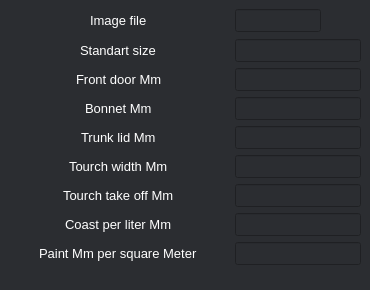
Old version of the form Frontend/Qt/ui/Parametrs.ui in the repository C0rTeZ13/HiH-2024.
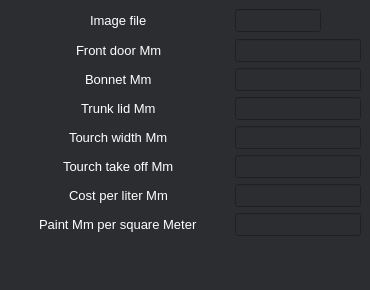
New version of the form. Icons and pictures are not drawn.

The edit to the form file:
```diff
--- a/Frontend/Qt/ui/Parametrs.ui
+++ b/Frontend/Qt/ui/Parametrs.ui
@@ -67,8 +67,62 @@
       <string notr="true">background:rgb(43, 45, 49)</string>
      </property>
      <layout class="QGridLayout" name="gridLayout_2">
-      <item row="0" column="0">
-       <widget class="QLineEdit" name="name_imageFile">
+      <item row="5" column="1">
+       <widget class="QLineEdit" name="edit_tourchTakeOff">
+        <property name="sizePolicy">
+         <sizepolicy hsizetype="Preferred" vsizetype="Fixed">
+          <horstretch>0</horstretch>
+          <verstretch>0</verstretch>
+         </sizepolicy>
+        </property>
+        <property name="font">
+         <font>
+          <pointsize>10</pointsize>
+         </font>
+        </property>
+        <property name="styleSheet">
+         <string notr="true">color: rgb(255, 255, 255)</string>
+        </property>
+       </widget>
+      </item>
+      <item row="3" column="1">
+       <widget class="QLineEdit" name="edit_trunkLink">
+        <property name="sizePolicy">
+         <sizepolicy hsizetype="Preferred" vsizetype="Fixed">
+          <horstretch>0</horstretch>
+          <verstretch>0</verstretch>
+         </sizepolicy>
+        </property>
+        <property name="font">
+         <font>
+          <pointsize>10</pointsize>
+         </font>
+        </property>
+        <property name="styleSheet">
+         <string notr="true">color: rgb(255, 255, 255)</string>
+        </property>
+       </widget>
+      </item>
+      <item row="1" column="1">
+       <widget class="QLineEdit" name="edit_frontDoor">
+        <property name="sizePolicy">
+         <sizepolicy hsizetype="Preferred" vsizetype="Fixed">
+          <horstretch>0</horstretch>
+          <verstretch>0</verstretch>
+         </sizepolicy>
+        </property>
+        <property name="font">
+         <font>
+          <pointsize>10</pointsize>
+         </font>
+        </property>
+        <property name="styleSheet">
+         <string notr="true">color: rgb(255, 255, 255)</string>
+        </property>
+       </widget>
+      </item>
+      <item row="1" column="0">
+       <widget class="QLineEdit" name="name_frontDoor">
         <property name="enabled">
          <bool>true</bool>
         </property>
@@ -93,7 +147,7 @@
          <string notr="true">color: rgb(255, 255, 255)</string>
         </property>
         <property name="text">
-         <string>Image file</string>
+         <string>Front door Mm</string>
         </property>
         <property name="maxLength">
          <number>32765</number>
@@ -192,337 +246,7 @@
         </layout>
        </widget>
       </item>
-      <item row="1" column="0">
-       <widget class="QLineEdit" name="name_standartSize">
-        <property name="enabled">
-         <bool>true</bool>
-        </property>
-        <property name="sizePolicy">
-         <sizepolicy hsizetype="Maximum" vsizetype="Fixed">
-          <horstretch>0</horstretch>
-          <verstretch>0</verstretch>
-         </sizepolicy>
-        </property>
-        <property name="minimumSize">
-         <size>
-          <width>220</width>
-          <height>0</height>
-         </size>
-        </property>
-        <property name="font">
-         <font>
-          <pointsize>10</pointsize>
-         </font>
-        </property>
-        <property name="styleSheet">
-         <string notr="true">color: rgb(255, 255, 255)</string>
-        </property>
-        <property name="text">
-         <string>Standart size</string>
-        </property>
-        <property name="maxLength">
-         <number>32765</number>
-        </property>
-        <property name="frame">
-         <bool>false</bool>
-        </property>
-        <property name="alignment">
-         <set>Qt::AlignCenter</set>
-        </property>
-        <property name="dragEnabled">
-         <bool>false</bool>
-        </property>
-        <property name="readOnly">
-         <bool>true</bool>
-        </property>
-        <property name="clearButtonEnabled">
-         <bool>false</bool>
-        </property>
-       </widget>
-      </item>
-      <item row="1" column="1">
-       <widget class="QLineEdit" name="edit_standartSize">
-        <property name="sizePolicy">
-         <sizepolicy hsizetype="Preferred" vsizetype="Fixed">
-          <horstretch>0</horstretch>
-          <verstretch>0</verstretch>
-         </sizepolicy>
-        </property>
-        <property name="font">
-         <font>
-          <pointsize>10</pointsize>
-         </font>
-        </property>
-        <property name="styleSheet">
-         <string notr="true">color: rgb(255, 255, 255)</string>
-        </property>
-       </widget>
-      </item>
-      <item row="2" column="0">
-       <widget class="QLineEdit" name="name_frontDoor">
-        <property name="enabled">
-         <bool>true</bool>
-        </property>
-        <property name="sizePolicy">
-         <sizepolicy hsizetype="Maximum" vsizetype="Fixed">
-          <horstretch>0</horstretch>
-          <verstretch>0</verstretch>
-         </sizepolicy>
-        </property>
-        <property name="minimumSize">
-         <size>
-          <width>220</width>
-          <height>0</height>
-         </size>
-        </property>
-        <property name="font">
-         <font>
-          <pointsize>10</pointsize>
-         </font>
-        </property>
-        <property name="styleSheet">
-         <string notr="true">color: rgb(255, 255, 255)</string>
-        </property>
-        <property name="text">
-         <string>Front door Mm</string>
-        </property>
-        <property name="maxLength">
-         <number>32765</number>
-        </property>
-        <property name="frame">
-         <bool>false</bool>
-        </property>
-        <property name="alignment">
-         <set>Qt::AlignCenter</set>
-        </property>
-        <property name="dragEnabled">
-         <bool>false</bool>
-        </property>
-        <property name="readOnly">
-         <bool>true</bool>
-        </property>
-        <property name="clearButtonEnabled">
-         <bool>false</bool>
-        </property>
-       </widget>
-      </item>
-      <item row="2" column="1">
-       <widget class="QLineEdit" name="edit_frontDoor">
-        <property name="sizePolicy">
-         <sizepolicy hsizetype="Preferred" vsizetype="Fixed">
-          <horstretch>0</horstretch>
-          <verstretch>0</verstretch>
-         </sizepolicy>
-        </property>
-        <property name="font">
-         <font>
-          <pointsize>10</pointsize>
-         </font>
-        </property>
-        <property name="styleSheet">
-         <string notr="true">color: rgb(255, 255, 255)</string>
-        </property>
-       </widget>
-      </item>
-      <item row="3" column="0">
-       <widget class="QLineEdit" name="name_bonnet">
-        <property name="enabled">
-         <bool>true</bool>
-        </property>
-        <property name="sizePolicy">
-         <sizepolicy hsizetype="Maximum" vsizetype="Fixed">
-          <horstretch>0</horstretch>
-          <verstretch>0</verstretch>
-         </sizepolicy>
-        </property>
-        <property name="minimumSize">
-         <size>
-          <width>220</width>
-          <height>0</height>
-         </size>
-        </property>
-        <property name="font">
-         <font>
-          <pointsize>10</pointsize>
-         </font>
-        </property>
-        <property name="styleSheet">
-         <string notr="true">color: rgb(255, 255, 255)</string>
-        </property>
-        <property name="text">
-         <string>Bonnet Mm</string>
-        </property>
-        <property name="maxLength">
-         <number>32765</number>
-        </property>
-        <property name="frame">
-         <bool>false</bool>
-        </property>
-        <property name="alignment">
-         <set>Qt::AlignCenter</set>
-        </property>
-        <property name="dragEnabled">
-         <bool>false</bool>
-        </property>
-        <property name="readOnly">
-         <bool>true</bool>
-        </property>
-        <property name="clearButtonEnabled">
-         <bool>false</bool>
-        </property>
-       </widget>
-      </item>
-      <item row="3" column="1">
-       <widget class="QLineEdit" name="edit_bonnet">
-        <property name="sizePolicy">
-         <sizepolicy hsizetype="Preferred" vsizetype="Fixed">
-          <horstretch>0</horstretch>
-          <verstretch>0</verstretch>
-         </sizepolicy>
-        </property>
-        <property name="font">
-         <font>
-          <pointsize>10</pointsize>
-         </font>
-        </property>
-        <property name="styleSheet">
-         <string notr="true">color: rgb(255, 255, 255)</string>
-        </property>
-       </widget>
-      </item>
-      <item row="4" column="0">
-       <widget class="QLineEdit" name="name_trunkLink">
-        <property name="enabled">
-         <bool>true</bool>
-        </property>
-        <property name="sizePolicy">
-         <sizepolicy hsizetype="Maximum" vsizetype="Fixed">
-          <horstretch>0</horstretch>
-          <verstretch>0</verstretch>
-         </sizepolicy>
-        </property>
-        <property name="minimumSize">
-         <size>
-          <width>220</width>
-          <height>0</height>
-         </size>
-        </property>
-        <property name="font">
-         <font>
-          <pointsize>10</pointsize>
-         </font>
-        </property>
-        <property name="styleSheet">
-         <string notr="true">color: rgb(255, 255, 255)</string>
-        </property>
-        <property name="text">
-         <string>Trunk lid Mm</string>
-        </property>
-        <property name="maxLength">
-         <number>32765</number>
-        </property>
-        <property name="frame">
-         <bool>false</bool>
-        </property>
-        <property name="alignment">
-         <set>Qt::AlignCenter</set>
-        </property>
-        <property name="dragEnabled">
-         <bool>false</bool>
-        </property>
-        <property name="readOnly">
-         <bool>true</bool>
-        </property>
-        <property name="clearButtonEnabled">
-         <bool>false</bool>
-        </property>
-       </widget>
-      </item>
-      <item row="4" column="1">
-       <widget class="QLineEdit" name="edit_trunkLink">
-        <property name="sizePolicy">
-         <sizepolicy hsizetype="Preferred" vsizetype="Fixed">
-          <horstretch>0</horstretch>
-          <verstretch>0</verstretch>
-         </sizepolicy>
-        </property>
-        <property name="font">
-         <font>
-          <pointsize>10</pointsize>
-         </font>
-        </property>
-        <property name="styleSheet">
-         <string notr="true">color: rgb(255, 255, 255)</string>
-        </property>
-       </widget>
-      </item>
       <item row="5" column="0">
-       <widget class="QLineEdit" name="name_tourchTake">
-        <property name="enabled">
-         <bool>true</bool>
-        </property>
-        <property name="sizePolicy">
-         <sizepolicy hsizetype="Maximum" vsizetype="Fixed">
-          <horstretch>0</horstretch>
-          <verstretch>0</verstretch>
-         </sizepolicy>
-        </property>
-        <property name="minimumSize">
-         <size>
-          <width>220</width>
-          <height>0</height>
-         </size>
-        </property>
-        <property name="font">
-         <font>
-          <pointsize>10</pointsize>
-         </font>
-        </property>
-        <property name="styleSheet">
-         <string notr="true">color: rgb(255, 255, 255)</string>
-        </property>
-        <property name="text">
-         <string>Tourch width Mm</string>
-        </property>
-        <property name="maxLength">
-         <number>32765</number>
-        </property>
-        <property name="frame">
-         <bool>false</bool>
-        </property>
-        <property name="alignment">
-         <set>Qt::AlignCenter</set>
-        </property>
-        <property name="dragEnabled">
-         <bool>false</bool>
-        </property>
-        <property name="readOnly">
-         <bool>true</bool>
-        </property>
-        <property name="clearButtonEnabled">
-         <bool>false</bool>
-        </property>
-       </widget>
-      </item>
-      <item row="5" column="1">
-       <widget class="QLineEdit" name="edit_tourchTake">
-        <property name="sizePolicy">
-         <sizepolicy hsizetype="Preferred" vsizetype="Fixed">
-          <horstretch>0</horstretch>
-          <verstretch>0</verstretch>
-         </sizepolicy>
-        </property>
-        <property name="font">
-         <font>
-          <pointsize>10</pointsize>
-         </font>
-        </property>
-        <property name="styleSheet">
-         <string notr="true">color: rgb(255, 255, 255)</string>
-        </property>
-       </widget>
-      </item>
-      <item row="6" column="0">
        <widget class="QLineEdit" name="name_tourchTakeOff">
         <property name="enabled">
          <bool>true</bool>
@@ -573,91 +297,7 @@
         </property>
        </widget>
       </item>
-      <item row="6" column="1">
-       <widget class="QLineEdit" name="edit_tourchTakeOff">
-        <property name="sizePolicy">
-         <sizepolicy hsizetype="Preferred" vsizetype="Fixed">
-          <horstretch>0</horstretch>
-          <verstretch>0</verstretch>
-         </sizepolicy>
-        </property>
-        <property name="font">
-         <font>
-          <pointsize>10</pointsize>
-         </font>
-        </property>
-        <property name="styleSheet">
-         <string notr="true">color: rgb(255, 255, 255)</string>
-        </property>
-       </widget>
-      </item>
       <item row="7" column="0">
-       <widget class="QLineEdit" name="name_costPerLiter">
-        <property name="enabled">
-         <bool>true</bool>
-        </property>
-        <property name="sizePolicy">
-         <sizepolicy hsizetype="Maximum" vsizetype="Fixed">
-          <horstretch>0</horstretch>
-          <verstretch>0</verstretch>
-         </sizepolicy>
-        </property>
-        <property name="minimumSize">
-         <size>
-          <width>220</width>
-          <height>0</height>
-         </size>
-        </property>
-        <property name="font">
-         <font>
-          <pointsize>10</pointsize>
-         </font>
-        </property>
-        <property name="styleSheet">
-         <string notr="true">color: rgb(255, 255, 255)</string>
-        </property>
-        <property name="text">
-         <string>Coast per liter Mm</string>
-        </property>
-        <property name="maxLength">
-         <number>32765</number>
-        </property>
-        <property name="frame">
-         <bool>false</bool>
-        </property>
-        <property name="alignment">
-         <set>Qt::AlignCenter</set>
-        </property>
-        <property name="dragEnabled">
-         <bool>false</bool>
-        </property>
-        <property name="readOnly">
-         <bool>true</bool>
-        </property>
-        <property name="clearButtonEnabled">
-         <bool>false</bool>
-        </property>
-       </widget>
-      </item>
-      <item row="7" column="1">
-       <widget class="QLineEdit" name="edit_costPerLiter">
-        <property name="sizePolicy">
-         <sizepolicy hsizetype="Preferred" vsizetype="Fixed">
-          <horstretch>0</horstretch>
-          <verstretch>0</verstretch>
-         </sizepolicy>
-        </property>
-        <property name="font">
-         <font>
-          <pointsize>10</pointsize>
-         </font>
-        </property>
-        <property name="styleSheet">
-         <string notr="true">color: rgb(255, 255, 255)</string>
-        </property>
-       </widget>
-      </item>
-      <item row="8" column="0">
        <widget class="QLineEdit" name="name_paintMmPerSquareMeter">
         <property name="enabled">
          <bool>true</bool>
@@ -708,9 +348,153 @@
         </property>
        </widget>
       </item>
-      <item row="8" column="1">
-       <widget class="QLineEdit" name="edit_name_paintMmPerSquareMeter">
+      <item row="0" column="0">
+       <widget class="QLineEdit" name="name_imageFile">
+        <property name="enabled">
+         <bool>true</bool>
+        </property>
         <property name="sizePolicy">
+         <sizepolicy hsizetype="Maximum" vsizetype="Fixed">
+          <horstretch>0</horstretch>
+          <verstretch>0</verstretch>
+         </sizepolicy>
+        </property>
+        <property name="minimumSize">
+         <size>
+          <width>220</width>
+          <height>0</height>
+         </size>
+        </property>
+        <property name="font">
+         <font>
+          <pointsize>10</pointsize>
+         </font>
+        </property>
+        <property name="styleSheet">
+         <string notr="true">color: rgb(255, 255, 255)</string>
+        </property>
+        <property name="text">
+         <string>Image file</string>
+        </property>
+        <property name="maxLength">
+         <number>32765</number>
+        </property>
+        <property name="frame">
+         <bool>false</bool>
+        </property>
+        <property name="alignment">
+         <set>Qt::AlignCenter</set>
+        </property>
+        <property name="dragEnabled">
+         <bool>false</bool>
+        </property>
+        <property name="readOnly">
+         <bool>true</bool>
+        </property>
+        <property name="clearButtonEnabled">
+         <bool>false</bool>
+        </property>
+       </widget>
+      </item>
+      <item row="2" column="0">
+       <widget class="QLineEdit" name="name_bonnet">
+        <property name="enabled">
+         <bool>true</bool>
+        </property>
+        <property name="sizePolicy">
+         <sizepolicy hsizetype="Maximum" vsizetype="Fixed">
+          <horstretch>0</horstretch>
+          <verstretch>0</verstretch>
+         </sizepolicy>
+        </property>
+        <property name="minimumSize">
+         <size>
+          <width>220</width>
+          <height>0</height>
+         </size>
+        </property>
+        <property name="font">
+         <font>
+          <pointsize>10</pointsize>
+         </font>
+        </property>
+        <property name="styleSheet">
+         <string notr="true">color: rgb(255, 255, 255)</string>
+        </property>
+        <property name="text">
+         <string>Bonnet Mm</string>
+        </property>
+        <property name="maxLength">
+         <number>32765</number>
+        </property>
+        <property name="frame">
+         <bool>false</bool>
+        </property>
+        <property name="alignment">
+         <set>Qt::AlignCenter</set>
+        </property>
+        <property name="dragEnabled">
+         <bool>false</bool>
+        </property>
+        <property name="readOnly">
+         <bool>true</bool>
+        </property>
+        <property name="clearButtonEnabled">
+         <bool>false</bool>
+        </property>
+       </widget>
+      </item>
+      <item row="3" column="0">
+       <widget class="QLineEdit" name="name_trunkLink">
+        <property name="enabled">
+         <bool>true</bool>
+        </property>
+        <property name="sizePolicy">
+         <sizepolicy hsizetype="Maximum" vsizetype="Fixed">
+          <horstretch>0</horstretch>
+          <verstretch>0</verstretch>
+         </sizepolicy>
+        </property>
+        <property name="minimumSize">
+         <size>
+          <width>220</width>
+          <height>0</height>
+         </size>
+        </property>
+        <property name="font">
+         <font>
+          <pointsize>10</pointsize>
+         </font>
+        </property>
+        <property name="styleSheet">
+         <string notr="true">color: rgb(255, 255, 255)</string>
+        </property>
+        <property name="text">
+         <string>Trunk lid Mm</string>
+        </property>
+        <property name="maxLength">
+         <number>32765</number>
+        </property>
+        <property name="frame">
+         <bool>false</bool>
+        </property>
+        <property name="alignment">
+         <set>Qt::AlignCenter</set>
+        </property>
+        <property name="dragEnabled">
+         <bool>false</bool>
+        </property>
+        <property name="readOnly">
+         <bool>true</bool>
+        </property>
+        <property name="clearButtonEnabled">
+         <bool>false</bool>
+        </property>
+       </widget>
+      </item>
+      <item row="2" column="1">
+       <widget class="QLineEdit" name="edit_bonnet">
+        <property name="sizePolicy">
          <sizepolicy hsizetype="Preferred" vsizetype="Fixed">
           <horstretch>0</horstretch>
           <verstretch>0</verstretch>
@@ -726,7 +510,25 @@
         </property>
        </widget>
       </item>
-      <item row="9" column="0">
+      <item row="6" column="1">
+       <widget class="QLineEdit" name="edit_costPerLiter">
+        <property name="sizePolicy">
+         <sizepolicy hsizetype="Preferred" vsizetype="Fixed">
+          <horstretch>0</horstretch>
+          <verstretch>0</verstretch>
+         </sizepolicy>
+        </property>
+        <property name="font">
+         <font>
+          <pointsize>10</pointsize>
+         </font>
+        </property>
+        <property name="styleSheet">
+         <string notr="true">color: rgb(255, 255, 255)</string>
+        </property>
+       </widget>
+      </item>
+      <item row="8" column="0">
        <spacer name="verticalSpacer">
         <property name="orientation">
          <enum>Qt::Vertical</enum>
@@ -739,6 +541,138 @@
         </property>
        </spacer>
       </item>
+      <item row="6" column="0">
+       <widget class="QLineEdit" name="name_costPerLiter">
+        <property name="enabled">
+         <bool>true</bool>
+        </property>
+        <property name="sizePolicy">
+         <sizepolicy hsizetype="Maximum" vsizetype="Fixed">
+          <horstretch>0</horstretch>
+          <verstretch>0</verstretch>
+         </sizepolicy>
+        </property>
+        <property name="minimumSize">
+         <size>
+          <width>220</width>
+          <height>0</height>
+         </size>
+        </property>
+        <property name="font">
+         <font>
+          <pointsize>10</pointsize>
+         </font>
+        </property>
+        <property name="styleSheet">
+         <string notr="true">color: rgb(255, 255, 255)</string>
+        </property>
+        <property name="text">
+         <string>Cost per liter Mm</string>
+        </property>
+        <property name="maxLength">
+         <number>32765</number>
+        </property>
+        <property name="frame">
+         <bool>false</bool>
+        </property>
+        <property name="alignment">
+         <set>Qt::AlignCenter</set>
+        </property>
+        <property name="dragEnabled">
+         <bool>false</bool>
+        </property>
+        <property name="readOnly">
+         <bool>true</bool>
+        </property>
+        <property name="clearButtonEnabled">
+         <bool>false</bool>
+        </property>
+       </widget>
+      </item>
+      <item row="7" column="1">
+       <widget class="QLineEdit" name="edit_name_paintMmPerSquareMeter">
+        <property name="sizePolicy">
+         <sizepolicy hsizetype="Preferred" vsizetype="Fixed">
+          <horstretch>0</horstretch>
+          <verstretch>0</verstretch>
+         </sizepolicy>
+        </property>
+        <property name="font">
+         <font>
+          <pointsize>10</pointsize>
+         </font>
+        </property>
+        <property name="styleSheet">
+         <string notr="true">color: rgb(255, 255, 255)</string>
+        </property>
+       </widget>
+      </item>
+      <item row="4" column="0">
+       <widget class="QLineEdit" name="name_tourchWidth">
+        <property name="enabled">
+         <bool>true</bool>
+        </property>
+        <property name="sizePolicy">
+         <sizepolicy hsizetype="Maximum" vsizetype="Fixed">
+          <horstretch>0</horstretch>
+          <verstretch>0</verstretch>
+         </sizepolicy>
+        </property>
+        <property name="minimumSize">
+         <size>
+          <width>220</width>
+          <height>0</height>
+         </size>
+        </property>
+        <property name="font">
+         <font>
+          <pointsize>10</pointsize>
+         </font>
+        </property>
+        <property name="styleSheet">
+         <string notr="true">color: rgb(255, 255, 255)</string>
+        </property>
+        <property name="text">
+         <string>Tourch width Mm</string>
+        </property>
+        <property name="maxLength">
+         <number>32765</number>
+        </property>
+        <property name="frame">
+         <bool>false</bool>
+        </property>
+        <property name="alignment">
+         <set>Qt::AlignCenter</set>
+        </property>
+        <property name="dragEnabled">
+         <bool>false</bool>
+        </property>
+        <property name="readOnly">
+         <bool>true</bool>
+        </property>
+        <property name="clearButtonEnabled">
+         <bool>false</bool>
+        </property>
+       </widget>
+      </item>
+      <item row="4" column="1">
+       <widget class="QLineEdit" name="edit_tourchWidth">
+        <property name="sizePolicy">
+         <sizepolicy hsizetype="Preferred" vsizetype="Fixed">
+          <horstretch>0</horstretch>
+          <verstretch>0</verstretch>
+         </sizepolicy>
+        </property>
+        <property name="font">
+         <font>
+          <pointsize>10</pointsize>
+         </font>
+        </property>
+        <property name="styleSheet">
+         <string notr="true">color: rgb(255, 255, 255)</string>
+        </property>
+       </widget>
+      </item>
      </layout>
     </widget>
    </item>
```
